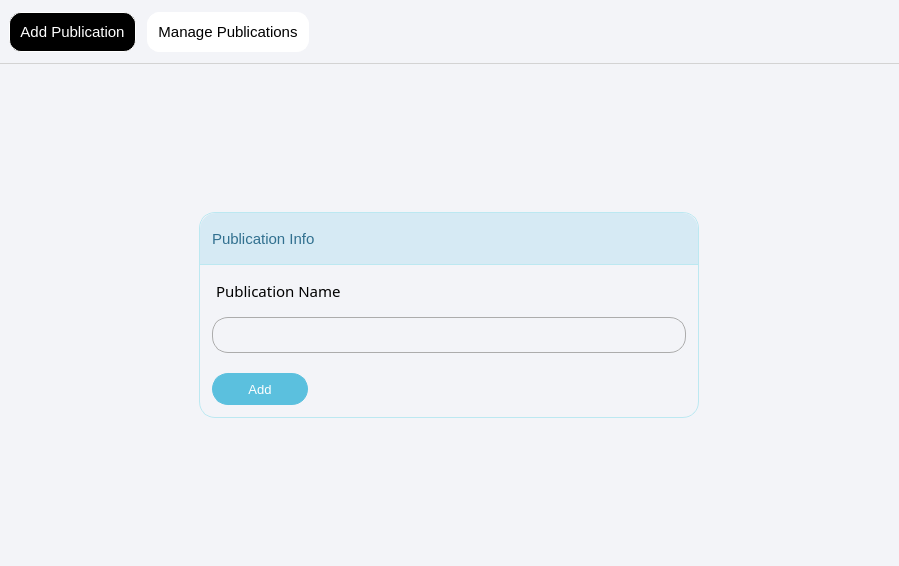
oggyCS04/lms, file publicationform.ui: the form before one commit.
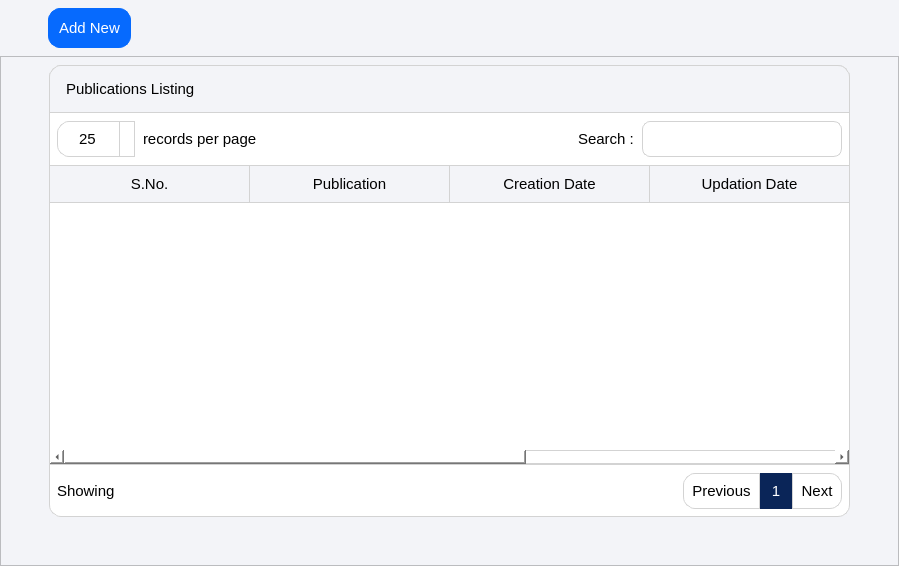
The form after the commit. Icons and pictures are not drawn.

Patch:
```diff
--- a/publicationform.ui
+++ b/publicationform.ui
@@ -35,7 +35,7 @@
    <item>
     <widget class="QWidget" name="pubHeader" native="true">
      <property name="sizePolicy">
-      <sizepolicy hsizetype="Preferred" vsizetype="Fixed">
+      <sizepolicy hsizetype="Preferred" vsizetype="Preferred">
        <horstretch>0</horstretch>
        <verstretch>0</verstretch>
       </sizepolicy>
@@ -43,387 +43,108 @@
      <property name="minimumSize">
       <size>
        <width>0</width>
-       <height>64</height>
-      </size>
-     </property>
-     <property name="maximumSize">
-      <size>
-       <width>16777215</width>
-       <height>64</height>
-      </size>
-     </property>
-     <property name="styleSheet">
-      <string notr="true">QWidget{
-border-bottom: 1px solid lightgray;
-}
-
-QPushButton{
-color: black;
-background-color: rgb(255, 255, 255);
-border: 1px solid white;
-padding: 10px;
-border-radius: 12px;
-}
-
-QPushButton:hover{
-background-color: #ebebeb;
-border: 1px solid rgb(236, 236, 236);
-}
-
-QPushButton:checked{
-color: white;
-background-color: black;
-}</string>
-     </property>
-     <layout class="QHBoxLayout" name="pubHeaderHL">
-      <property name="spacing">
-       <number>11</number>
-      </property>
-      <item>
-       <widget class="QPushButton" name="addPubBtn">
-        <property name="sizePolicy">
-         <sizepolicy hsizetype="Fixed" vsizetype="Fixed">
-          <horstretch>0</horstretch>
-          <verstretch>0</verstretch>
-         </sizepolicy>
-        </property>
-        <property name="font">
-         <font>
-          <pointsize>11</pointsize>
-          <fontweight>DemiBold</fontweight>
-         </font>
-        </property>
-        <property name="text">
-         <string>Add Publication</string>
-        </property>
-        <property name="checkable">
-         <bool>true</bool>
-        </property>
-        <property name="checked">
-         <bool>true</bool>
-        </property>
-        <property name="autoExclusive">
-         <bool>true</bool>
-        </property>
-       </widget>
-      </item>
-      <item>
-       <widget class="QPushButton" name="managePubBtn">
-        <property name="sizePolicy">
-         <sizepolicy hsizetype="Fixed" vsizetype="Fixed">
-          <horstretch>0</horstretch>
-          <verstretch>0</verstretch>
-         </sizepolicy>
-        </property>
-        <property name="font">
-         <font>
-          <pointsize>11</pointsize>
-          <fontweight>DemiBold</fontweight>
-         </font>
-        </property>
-        <property name="text">
-         <string>Manage Publications</string>
-        </property>
-        <property name="checkable">
-         <bool>true</bool>
-        </property>
-        <property name="checked">
-         <bool>false</bool>
-        </property>
-        <property name="autoExclusive">
-         <bool>true</bool>
-        </property>
-       </widget>
-      </item>
-      <item>
-       <spacer name="pubSpacer">
-        <property name="orientation">
-         <enum>Qt::Orientation::Horizontal</enum>
-        </property>
-        <property name="sizeHint" stdset="0">
-         <size>
-          <width>40</width>
-          <height>20</height>
-         </size>
-        </property>
-       </spacer>
-      </item>
-     </layout>
-    </widget>
-   </item>
-   <item>
-    <widget class="QStackedWidget" name="pubStackedWidget">
-     <widget class="QWidget" name="addPubWidget">
-      <layout class="QGridLayout" name="pubAddGL">
-       <property name="leftMargin">
-        <number>0</number>
-       </property>
-       <property name="topMargin">
-        <number>0</number>
-       </property>
-       <property name="rightMargin">
-        <number>0</number>
-       </property>
-       <property name="bottomMargin">
-        <number>0</number>
-       </property>
-       <property name="spacing">
-        <number>0</number>
-       </property>
-       <item row="0" column="0">
-        <widget class="QFrame" name="pubFrame">
-         <property name="sizePolicy">
-          <sizepolicy hsizetype="Fixed" vsizetype="Maximum">
-           <horstretch>0</horstretch>
-           <verstretch>0</verstretch>
-          </sizepolicy>
-         </property>
-         <property name="minimumSize">
-          <size>
-           <width>500</width>
            <height>0</height>
           </size>
          </property>
          <property name="maximumSize">
           <size>
-           <width>500</width>
+       <width>16777215</width>
            <height>16777215</height>
           </size>
          </property>
          <property name="styleSheet">
-          <string notr="true">
-
-QFrame{
-border: 1px solid rgb(188, 232, 241);
-border-radius: 16px;
-}
-
-QLabel{
-border: none;
-border-bottom-left-radius: 0px;
-border-bottom-right-radius: 0px;
-padding-left: 12px;
-}
-
-QLineEdit{
-color: black;
-border: 1px solid rgb(172, 172, 172);
-border-radius: 16px;
-margin-left: 12px;
-margin-right: 12px;
-padding-left: 12px;
-}
-
-QRadioButton{
-color: black;
-margin-left: 12px;
-}
-
-
-</string>
-         </property>
-         <layout class="QVBoxLayout" name="verticalLayout_4">
+      <string notr="true"/>
+     </property>
+     <layout class="QHBoxLayout" name="horizontalLayout_3">
           <property name="spacing">
-           <number>8</number>
+       <number>7</number>
           </property>
           <property name="leftMargin">
-           <number>0</number>
+       <number>48</number>
           </property>
           <property name="topMargin">
-           <number>0</number>
+       <number>8</number>
           </property>
           <property name="rightMargin">
            <number>0</number>
           </property>
           <property name="bottomMargin">
-           <number>0</number>
+       <number>8</number>
           </property>
           <item>
-           <widget class="QLabel" name="pubInfoQL">
-            <property name="sizePolicy">
-             <sizepolicy hsizetype="Preferred" vsizetype="Fixed">
-              <horstretch>0</horstretch>
-              <verstretch>0</verstretch>
-             </sizepolicy>
-            </property>
-            <property name="minimumSize">
-             <size>
-              <width>0</width>
-              <height>52</height>
-             </size>
-            </property>
-            <property name="maximumSize">
-             <size>
-              <width>16777215</width>
-              <height>52</height>
-             </size>
-            </property>
-            <property name="font">
-             <font>
-              <family>Segoe UI</family>
-              <pointsize>11</pointsize>
-              <fontweight>DemiBold</fontweight>
-             </font>
-            </property>
-            <property name="styleSheet">
-             <string notr="true">QLabel{
-color: rgb(49, 112, 143);
-background-color: rgb(214, 234, 244);
-border-bottom: 1px solid  rgb(188, 232, 241);
-
-}</string>
-            </property>
-            <property name="text">
-             <string>Publication Info</string>
-            </property>
-            <property name="margin">
-             <number>3</number>
-            </property>
-            <property name="indent">
-             <number>0</number>
-            </property>
-           </widget>
-          </item>
-          <item>
-           <widget class="QLabel" name="pubNameQL">
-            <property name="sizePolicy">
-             <sizepolicy hsizetype="Preferred" vsizetype="Fixed">
-              <horstretch>0</horstretch>
-              <verstretch>0</verstretch>
-             </sizepolicy>
-            </property>
-            <property name="minimumSize">
-             <size>
-              <width>0</width>
-              <height>36</height>
-             </size>
-            </property>
-            <property name="maximumSize">
-             <size>
-              <width>16777215</width>
-              <height>36</height>
-             </size>
-            </property>
-            <property name="font">
-             <font>
-              <family>Segoe UI Semibold</family>
-              <pointsize>11</pointsize>
-              <bold>false</bold>
-             </font>
-            </property>
-            <property name="styleSheet">
-             <string notr="true">color: rgb(0, 0, 0);</string>
-            </property>
-            <property name="text">
-             <string>Publication Name</string>
-            </property>
-           </widget>
-          </item>
-          <item>
-           <widget class="QLineEdit" name="pubLE">
-            <property name="minimumSize">
-             <size>
-              <width>0</width>
-              <height>36</height>
-             </size>
-            </property>
-            <property name="maximumSize">
-             <size>
-              <width>16777215</width>
-              <height>36</height>
-             </size>
-            </property>
-            <property name="font">
-             <font>
-              <pointsize>10</pointsize>
-             </font>
-            </property>
-           </widget>
-          </item>
-          <item>
-           <widget class="QPushButton" name="pubAddBtn">
+       <widget class="QPushButton" name="addPublicationBtn">
             <property name="sizePolicy">
              <sizepolicy hsizetype="Fixed" vsizetype="Fixed">
               <horstretch>0</horstretch>
               <verstretch>0</verstretch>
              </sizepolicy>
             </property>
-            <property name="minimumSize">
-             <size>
-              <width>120</width>
-              <height>56</height>
-             </size>
-            </property>
-            <property name="maximumSize">
-             <size>
-              <width>120</width>
-              <height>56</height>
-             </size>
-            </property>
             <property name="font">
              <font>
-              <pointsize>10</pointsize>
+          <pointsize>11</pointsize>
               <fontweight>DemiBold</fontweight>
              </font>
             </property>
             <property name="styleSheet">
              <string notr="true">QPushButton{
-color: rgb(255, 255, 255);
-background-color: rgb(91, 192, 222);
-border: 1px solid rgb(91, 192, 222);
-border-radius: 16px;
-margin: 12px
+color: white;
+background-color: rgb(6, 106, 254);
+border: 1px solid rgb(6, 106, 254);
+padding: 10px;
+border-radius: 12px;
 }
 
 QPushButton:hover{
-color: rgb(255, 255, 255);
-background-color: rgb(0, 0, 0);
-border: 1px solid black;
-border-radius: 16px;
-}</string>
+background-color: rgb(0, 105, 217);
+border: 1px solid rgb(0, 105, 217);
+}
+</string>
             </property>
             <property name="text">
-             <string>Add</string>
-            </property>
-           </widget>
-          </item>
-         </layout>
-        </widget>
-       </item>
-      </layout>
-     </widget>
-     <widget class="QWidget" name="managePubWidget">
-      <layout class="QGridLayout" name="pubManageGL">
-       <property name="leftMargin">
-        <number>0</number>
-       </property>
-       <property name="topMargin">
-        <number>0</number>
-       </property>
-       <property name="rightMargin">
-        <number>0</number>
-       </property>
-       <property name="bottomMargin">
-        <number>0</number>
-       </property>
-       <property name="spacing">
-        <number>0</number>
-       </property>
-       <item row="0" column="0">
-        <widget class="QScrollArea" name="pubScrollArea">
+         <string>Add New</string>
+        </property>
+        <property name="checkable">
+         <bool>false</bool>
+        </property>
+        <property name="checked">
+         <bool>false</bool>
+        </property>
+        <property name="autoExclusive">
+         <bool>false</bool>
+        </property>
+       </widget>
+      </item>
+      <item>
+       <spacer name="publicationSpacer">
+        <property name="orientation">
+         <enum>Qt::Orientation::Horizontal</enum>
+        </property>
+        <property name="sizeHint" stdset="0">
+         <size>
+          <width>40</width>
+          <height>20</height>
+         </size>
+        </property>
+       </spacer>
+      </item>
+     </layout>
+    </widget>
+   </item>
+   <item>
+    <widget class="QScrollArea" name="manageCatScrollArea_2">
          <property name="styleSheet">
           <string notr="true"/>
          </property>
          <property name="widgetResizable">
           <bool>true</bool>
          </property>
-         <widget class="QWidget" name="pubContents">
+     <widget class="QWidget" name="manageCatContents_2">
           <property name="geometry">
            <rect>
             <x>0</x>
             <y>0</y>
             <width>897</width>
-            <height>500</height>
+        <height>502</height>
            </rect>
           </property>
           <property name="styleSheet">
@@ -434,7 +155,7 @@
             <number>48</number>
            </property>
            <property name="topMargin">
-            <number>48</number>
+        <number>8</number>
            </property>
            <property name="rightMargin">
             <number>48</number>
@@ -442,11 +163,16 @@
            <property name="bottomMargin">
             <number>48</number>
            </property>
+       <property name="spacing">
+        <number>0</number>
+       </property>
            <item row="0" column="0">
             <widget class="QWidget" name="pubWidget" native="true">
              <property name="styleSheet">
               <string notr="true">QWidget{
 color: rgb(0, 0, 0);
+
+background-color: rgb(255, 255, 255);
 border: 1px solid lightgray;
 border-radius: 12px;
 }
@@ -498,7 +224,7 @@
                 <property name="styleSheet">
                  <string notr="true">QLabel{
 color: black;
-background-color: rgb(230, 230, 230);
+background-color: rgb(243, 244, 248);
 border: 1px solid lightgray;
 padding-left: 12px;
 border-bottom-left-radius: 0px;
@@ -530,20 +256,20 @@
                 <item>
                  <widget class="QSpinBox" name="spinBox_3">
                   <property name="sizePolicy">
-                   <sizepolicy hsizetype="Fixed" vsizetype="Fixed">
+               <sizepolicy hsizetype="Preferred" vsizetype="Fixed">
                     <horstretch>0</horstretch>
                     <verstretch>0</verstretch>
                    </sizepolicy>
                   </property>
                   <property name="minimumSize">
                    <size>
-                    <width>72</width>
+                <width>0</width>
                     <height>36</height>
                    </size>
                   </property>
                   <property name="maximumSize">
                    <size>
-                    <width>72</width>
+                <width>16777215</width>
                     <height>36</height>
                    </size>
                   </property>
@@ -553,14 +279,70 @@
                    </font>
                   </property>
                   <property name="styleSheet">
-                   <string notr="true">
-border: 1px solid lightgray;
-border-radius: 8px;
+               <string notr="true">QSpinBox {
+	width: 60px; /* make room for the arrows */
+    border-width: 1;
+}
+
+QSpinBox::up-button {
+    subcontrol-origin: border;
+    subcontrol-position: top right;
+    width: 14px;
+    background-color: white;
+    border: 1px solid lightgray;
+	border-bottom-width: 0px;
+   
+}
+
+QSpinBox::up-button:hover {
+    background-color:rgb(221, 221, 221);
+}
+
+QSpinBox::up-button:pressed {
+    background-color:yellow;
+}
+
+QSpinBox::up-arrow {
+    image: url(:/icons/res/icon/arrow-up.png);
+    width: 10px;
+    height: 10px;
+}
+
+
+
+QSpinBox::down-button {
+    subcontrol-origin: border;
+    subcontrol-position: bottom right; 
+
+    width: 14px;
+	background-color: white;
+    border: 1px solid lightgray;
+	border-top-width: 0px;
+	
+}
+
+QSpinBox::down-button:hover {
+    background-color: rgb(221, 221, 221);
+}
+
+QSpinBox::down-button:pressed {
+   background-color: yellow;
+}
+
+QSpinBox::down-arrow {
+    
+	image: url(:/icons/res/icon/arrow-down.png);
+    width: 10px;
+    height: 10px;
+}
 </string>
                   </property>
                   <property name="alignment">
                    <set>Qt::AlignmentFlag::AlignCenter</set>
                   </property>
+              <property name="readOnly">
+               <bool>false</bool>
+              </property>
                   <property name="minimum">
                    <number>25</number>
                   </property>
@@ -669,14 +451,20 @@
 }
 
 QHeaderView::section{
-
-	background-color: rgb(243, 244, 248);
+background-color: rgb(243, 244, 248);
 border:none;
 border-right: 1px solid lightgray;
 }
 
 QTableWidget{
 border-radius: 0px;
+background-color: white;
+alternate-background-color: rgb(243, 244, 248);
+}
+
+QTableWidget::item {
+ padding-left: 10px;
+padding-right: 10px;
 }</string>
                 </property>
                 <property name="lineWidth">
@@ -691,6 +479,12 @@
                 <property name="editTriggers">
                  <set>QAbstractItemView::EditTrigger::NoEditTriggers</set>
                 </property>
+            <property name="alternatingRowColors">
+             <bool>true</bool>
+            </property>
+            <property name="selectionMode">
+             <enum>QAbstractItemView::SelectionMode::ExtendedSelection</enum>
+            </property>
                 <property name="textElideMode">
                  <enum>Qt::TextElideMode::ElideRight</enum>
                 </property>
@@ -731,10 +525,10 @@
                  <bool>false</bool>
                 </attribute>
                 <attribute name="verticalHeaderMinimumSectionSize">
-                 <number>36</number>
+             <number>48</number>
                 </attribute>
                 <attribute name="verticalHeaderDefaultSectionSize">
-                 <number>36</number>
+             <number>48</number>
                 </attribute>
                 <attribute name="verticalHeaderStretchLastSection">
                  <bool>false</bool>
@@ -927,8 +721,8 @@
                   <property name="styleSheet">
                    <string notr="true">QLabel{
 color: rgb(255, 255, 255);
-background-color: rgb(0, 0, 0);
-border: 1px solid black;
+background-color: rgb(10, 37, 88);
+border: 1px solid rgb(10, 37, 88);
 border-radius: 0px;
 }</string>
                   </property>
@@ -983,10 +777,6 @@
                </layout>
               </item>
              </layout>
-            </widget>
-           </item>
-          </layout>
-         </widget>
         </widget>
        </item>
       </layout>
```
Left out of the diff: 49 changed lines with no effect on the pictures. Lines whose indentation alone changed are shown as unchanged.
